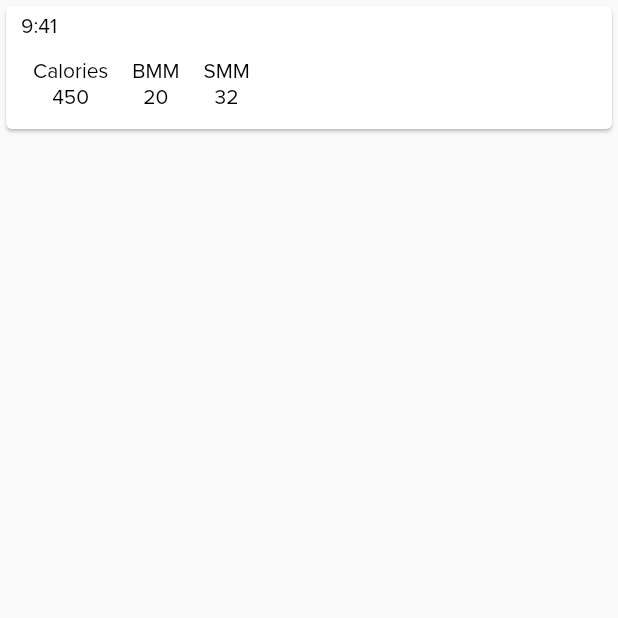
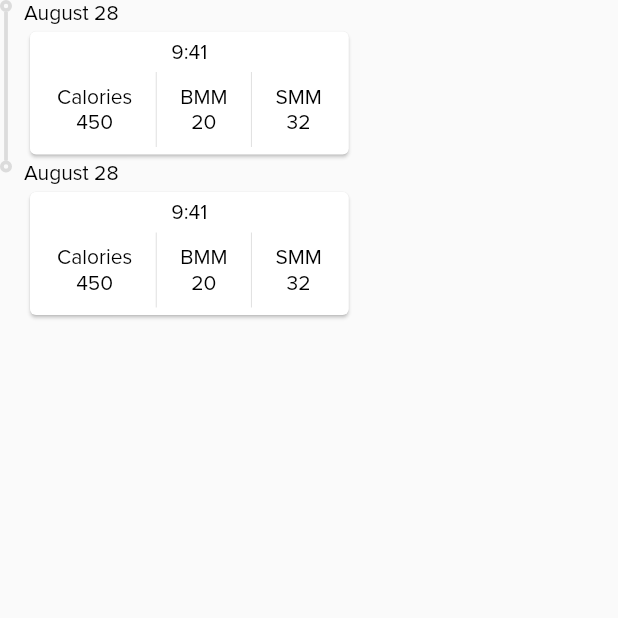
Before and after one commit to AdhamMagdyA/GymManager, a Flutter app: the FitnessSummariesScreen screen opened directly, on a phone screen of 412 x 824 dp, the top half of it. Run offline on Flutter 3.47's test engine with Material 2 defaults, Android fonts, the phone set to English and light mode, and no system bars; drawn by our look-alikes of timelines; our stand-ins replace motion_tab_bar; missing offline and left inert: dart:html.

```diff
--- a/lib/screens/common/tabs-screen.dart
+++ b/lib/screens/common/tabs-screen.dart
@@ -1,4 +1,5 @@
 import 'package:flutter/material.dart';
+import 'package:gym_project/common/my_list_view.dart';
 import 'package:gym_project/screens/common/login-screen.dart';
 import 'package:gym_project/screens/nutritionist/member.dart';
 import 'package:gym_project/widget/drawer.dart';
@@ -30,7 +31,7 @@ class _HomeState extends State<Home> with TickerProviderStateMixin {
       'title': 'Your Favorite',
     },
     {
-      'page': MembersScreen(),
+      'page': MyListView(),
       'title': 'Members',
     },
     {
--- a/lib/screens/nutritionist/fitness-summaries.dart
+++ b/lib/screens/nutritionist/fitness-summaries.dart
@@ -1,8 +1,59 @@
+import 'package:gym_project/component/timeline.dart';
 import 'package:timelines/timelines.dart';
 import 'package:flutter/material.dart';
 
 class FitnessSummariesScreen extends StatelessWidget {
   FitnessSummariesScreen({Key key}) : super(key: key);
+
+  final processes = [
+    {'name': 'Hello', 'isCompleted': false},
+    {'name': 'Hello2', 'isCompleted': true}
+  ];
+
+  @override
+  Widget Exam(BuildContext context) {
+    return FixedTimeline.tileBuilder(
+      theme: TimelineThemeData(
+        nodePosition: 0,
+        color: Color(0xff989898),
+        indicatorTheme: IndicatorThemeData(
+          position: 0,
+          size: 8.0,
+        ),
+        connectorTheme: ConnectorThemeData(
+          thickness: 2.5,
+        ),
+      ),
+      builder: TimelineTileBuilder.connected(
+        connectionDirection: ConnectionDirection.before,
+        itemCount: processes.length,
+        contentsBuilder: (_, index) {
+          return Padding(
+            padding: EdgeInsets.only(left: 8.0),
+            child: Column(
+              crossAxisAlignment: CrossAxisAlignment.start,
+              mainAxisSize: MainAxisSize.min,
+              children: [
+                Text(
+                  'August 28',
+                ),
+                FitnessSummaryWidget(context),
+              ],
+            ),
+          );
+        },
+        indicatorBuilder: (_, index) {
+          return OutlinedDotIndicator(
+            color: Colors.black12,
+            borderWidth: 2.5,
+          );
+        },
+        connectorBuilder: (_, index, ___) => SolidLineConnector(
+          color: Colors.black12,
+        ),
+      ),
+    );
+  }
 
   Widget FitnessSummaryWidget(BuildContext context) {
     return Card(
@@ -17,12 +68,15 @@ class FitnessSummariesScreen extends StatelessWidget {
           mainAxisSize: MainAxisSize.min,
           children: [
             Row(
+              mainAxisSize: MainAxisSize.min,
               children: [
                 Text('9:41'),
               ],
             ),
             SizedBox(height: 5),
-            Row(
+            IntrinsicHeight(
+              child: Row(
+                mainAxisSize: MainAxisSize.min,
                 children: [
                   Padding(
                     padding: const EdgeInsets.all(8.0),
@@ -33,6 +87,7 @@ class FitnessSummariesScreen extends StatelessWidget {
                       ],
                     ),
                   ),
+                  VerticalDivider(),
                   Padding(
                     padding: const EdgeInsets.all(8.0),
                     child: Column(
@@ -42,6 +97,7 @@ class FitnessSummariesScreen extends StatelessWidget {
                       ],
                     ),
                   ),
+                  VerticalDivider(),
                   Padding(
                     padding: const EdgeInsets.all(8.0),
                     child: Column(
@@ -52,6 +108,7 @@ class FitnessSummariesScreen extends StatelessWidget {
                     ),
                   ),
                 ],
+              ),
             )
           ],
         ),
@@ -61,14 +118,15 @@ class FitnessSummariesScreen extends StatelessWidget {
 
   @override
   Widget build(BuildContext context) {
-    print('Here');
     return Theme(
       data: ThemeData(
           textTheme: Theme.of(context).textTheme.apply(
                 bodyColor: Colors.black,
               )),
       child: Scaffold(
-        body: FitnessSummaryWidget(context),
+        body: Center(
+          child: Exam(context),
+        ),
       ),
     );
   }
--- a/pubspec.yaml
+++ b/pubspec.yaml
@@ -30,6 +30,7 @@ dependencies:
   # The following adds the Cupertino Icons font to your application.
   # Use with the CupertinoIcons class for iOS style icons.
   cupertino_icons: ^1.0.2
+  intl: ^0.17.0
 
 dev_dependencies:
   flutter_test:
```
Also changed, not shown: lib/common/my_list_tile.dart (added, +76 -0 lines), lib/common/my_list_view.dart (added, +42 -0 lines), lib/component/timeline.dart (added, +37 -0 lines), lib/screens/nutritionist/member.dart (+5 -45 lines), pubspec.lock. Lines whose indentation alone changed are shown as unchanged.
